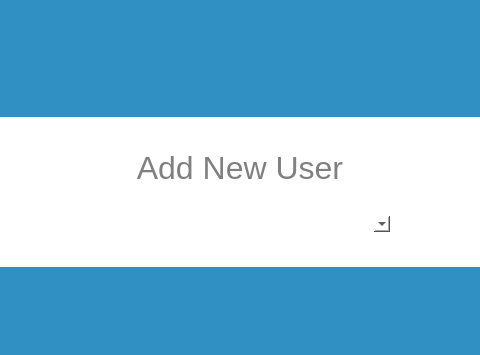
Before: the Qt Designer form src/adduserwindow.ui in Invention-Studio/Time-Clock-Card-Reader, drawn with Qt 5; both pictures show x 210 to 690 and y 0 to 355 of the 900 by 750 pixel window.
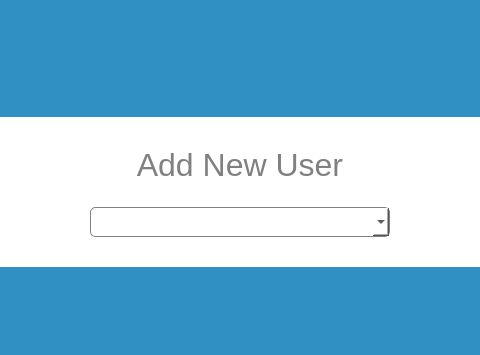
After: the same form once the commit is applied. Icons and pictures are not drawn.

What changed in the file:
```diff
--- a/src/adduserwindow.ui
+++ b/src/adduserwindow.ui
@@ -165,15 +165,24 @@
             <property name="minimumSize">
              <size>
               <width>300</width>
-              <height>0</height>
+              <height>30</height>
              </size>
             </property>
             <property name="maximumSize">
              <size>
               <width>300</width>
-              <height>16777215</height>
+              <height>30</height>
              </size>
             </property>
+            <property name="font">
+             <font>
+              <family>Helvetica</family>
+              <pointsize>14</pointsize>
+             </font>
+            </property>
+            <property name="styleSheet">
+             <string notr="true">border: 1px solid grey; border-radius: 5px;</string>
+            </property>
            </widget>
           </item>
           <item>
```
